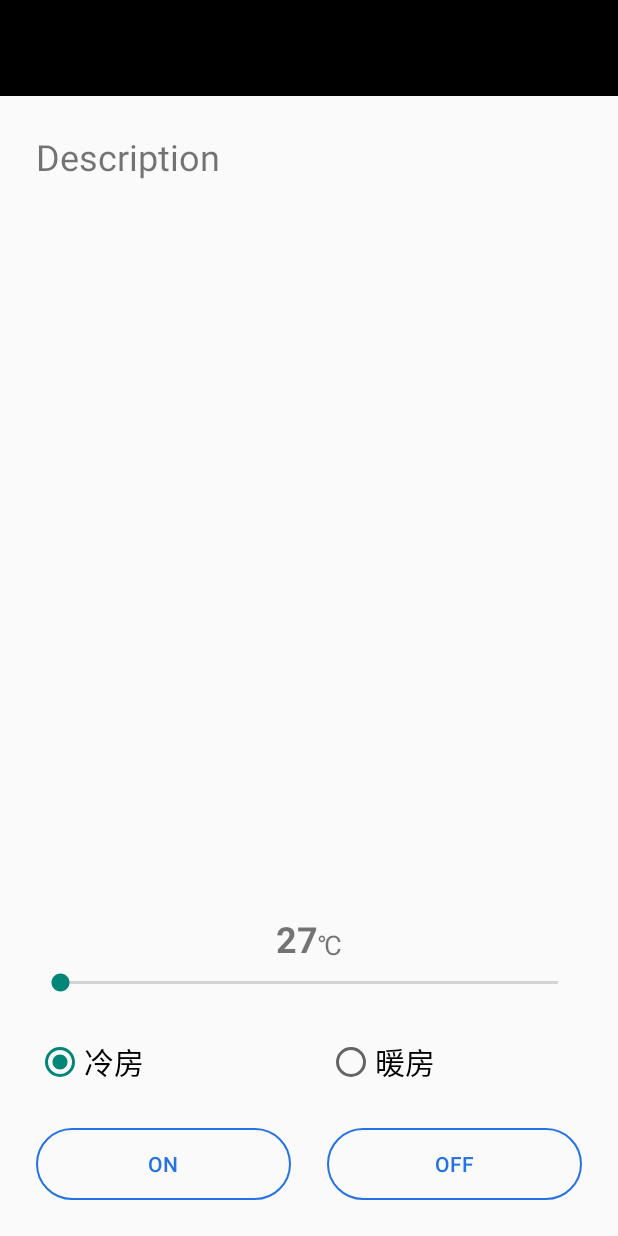
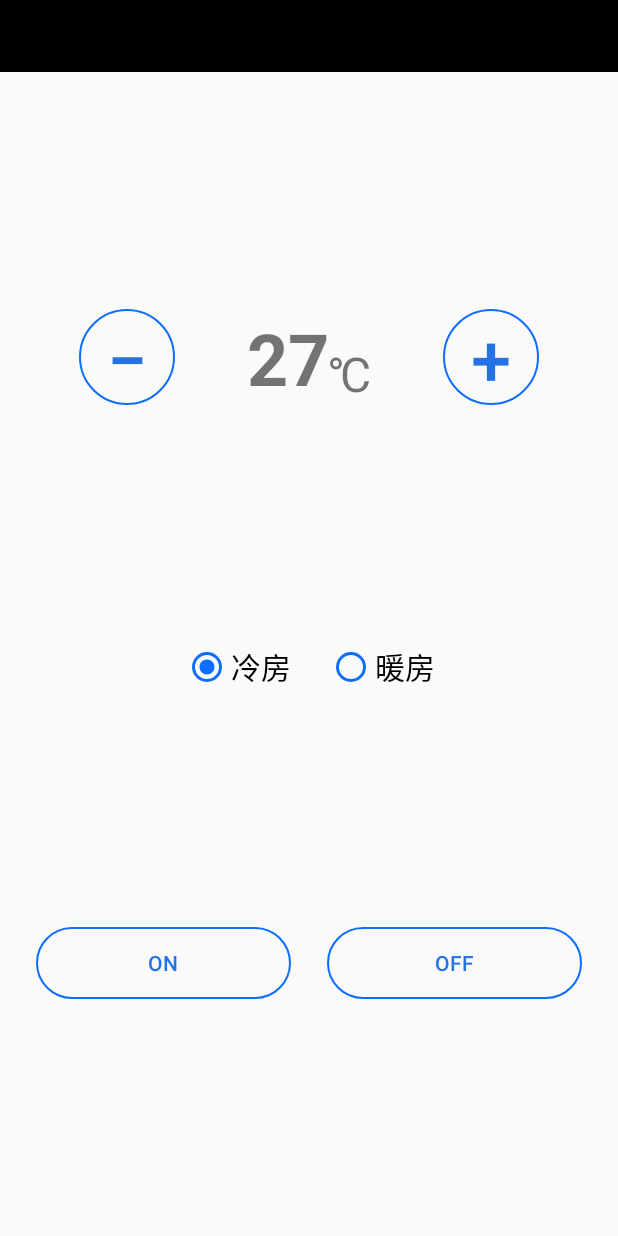
Before and after one commit to TatsukiIshijima/Photom, an Android app: the layout dialog_fragment_air_conditioner_control.xml on its own in the app's theme, with its tools: preview values and no code run, on a phone screen of 412 x 824 dp. Run offline under Robolectric (Android 15) with nearby library versions, the phone set to English and light mode, and no system bars.

Commit message:
fix custom dialog fragment layout

```diff
--- a/feature/devicecontrol/src/main/java/com/tatsuki/feature/devicecontrol/DeviceControlFragment.kt
+++ b/feature/devicecontrol/src/main/java/com/tatsuki/feature/devicecontrol/DeviceControlFragment.kt
@@ -100,8 +100,8 @@ class DeviceControlFragment : Fragment() {
                 val items = it.map { entity ->
                     DeviceItem(entity, object : DeviceItem.OnDeviceItemClickedListener {
                         override fun onItemClicked(item: DeviceEntity) {
-                            item.type?.let {
-                                showControlDialog(it)
+                            item.type?.let { type ->
+                                showControlDialog(type)
                             }
                         }
                     })
--- a/feature/devicecontrol/src/main/res/drawable/btn_round_border.xml
+++ b/feature/devicecontrol/src/main/res/drawable/btn_round_border_24.xml
@@ -3,24 +3,24 @@
     <item android:state_enabled="false">
         <shape android:shape="rectangle">
             <corners android:radius="24dp" />
-            <solid android:color="#B5B5B5" />
+            <solid android:color="@color/device_item_title_background_color" />
         </shape>
     </item>
     <item android:state_pressed="true">
         <shape android:shape="rectangle">
             <corners android:radius="24dp" />
-            <solid android:width="1dp" android:color="#2572E5" />
+            <solid android:width="1dp" android:color="@color/device_item_control_button_color" />
         </shape>
     </item>
     <item android:state_focused="true">
         <shape android:shape="rectangle">
             <corners android:radius="24dp" />
-            <solid android:width="1dp" android:color="#2572E5" />
+            <solid android:width="1dp" android:color="@color/device_item_control_button_color" />
         </shape>
     </item>
     <item>
         <shape android:shape="rectangle">
-            <stroke android:width="1dp" android:color="#2572E5" />
+            <stroke android:width="1dp" android:color="@color/device_item_control_button_color" />
             <corners android:radius="24dp" />
         </shape>
     </item>
--- /dev/null
+++ b/feature/devicecontrol/src/main/res/drawable/btn_round_border_48.xml
@@ -0,0 +1,27 @@
+<?xml version="1.0" encoding="utf-8"?>
+<selector xmlns:android="http://schemas.android.com/apk/res/android">
+    <item android:state_enabled="false">
+        <shape android:shape="rectangle">
+            <corners android:radius="48dp" />
+            <solid android:color="@color/device_item_title_background_color" />
+        </shape>
+    </item>
+    <item android:state_pressed="true">
+        <shape android:shape="rectangle">
+            <corners android:radius="48dp" />
+            <solid android:width="1dp" android:color="@color/device_item_control_button_color" />
+        </shape>
+    </item>
+    <item android:state_focused="true">
+        <shape android:shape="rectangle">
+            <corners android:radius="48dp" />
+            <solid android:width="1dp" android:color="@color/device_item_control_button_color" />
+        </shape>
+    </item>
+    <item>
+        <shape android:shape="rectangle">
+            <stroke android:width="1dp" android:color="@color/device_item_control_button_color" />
+            <corners android:radius="48dp" />
+        </shape>
+    </item>
+</selector>
--- a/feature/devicecontrol/src/main/res/layout/dialog_fragment_air_conditioner_control.xml
+++ b/feature/devicecontrol/src/main/res/layout/dialog_fragment_air_conditioner_control.xml
@@ -15,30 +15,19 @@
         app:layout_constraintEnd_toEndOf="parent" />
 
     <TextView
-        android:id="@+id/air_conditioner_control_description"
-        android:layout_width="0dp"
-        android:layout_height="0dp"
-        android:layout_marginVertical="24dp"
-        android:layout_marginHorizontal="24dp"
-        android:textSize="24sp"
-        app:layout_constraintTop_toBottomOf="@+id/air_conditioner_control_header"
-        app:layout_constraintBottom_toTopOf="@+id/air_conditioner_control_temperature_value_text"
-        app:layout_constraintStart_toStartOf="parent"
-        app:layout_constraintEnd_toEndOf="parent"
-        tools:text="Description" />
-
-    <TextView
         android:id="@+id/air_conditioner_control_temperature_value_text"
         android:layout_width="wrap_content"
         android:layout_height="wrap_content"
-        android:layout_marginBottom="4dp"
-        android:textSize="24sp"
+        android:layout_marginTop="24dp"
+        android:layout_marginBottom="24dp"
+        android:text="27"
+        android:textSize="48sp"
         android:textStyle="bold"
         app:layout_constraintHorizontal_chainStyle="packed"
         app:layout_constraintStart_toStartOf="parent"
         app:layout_constraintEnd_toStartOf="@+id/air_conditioner_control_temperature_unit_text"
-        app:layout_constraintTop_toBottomOf="@+id/air_conditioner_control_description"
-        app:layout_constraintBottom_toTopOf="@+id/air_conditioner_control_temperature_seekbar"
+        app:layout_constraintTop_toBottomOf="@+id/air_conditioner_control_header"
+        app:layout_constraintBottom_toTopOf="@+id/air_conditioner_control_radio_group"
         tools:text="27" />
 
     <TextView
@@ -46,34 +35,47 @@
         android:layout_width="wrap_content"
         android:layout_height="wrap_content"
         android:text="@string/device_item_header_temperature_unit"
-        android:textSize="18sp"
+        android:textSize="32sp"
         app:layout_constraintEnd_toEndOf="parent"
         app:layout_constraintStart_toEndOf="@+id/air_conditioner_control_temperature_value_text"
         app:layout_constraintBottom_toBottomOf="@+id/air_conditioner_control_temperature_value_text" />
 
-    <SeekBar
-        android:id="@+id/air_conditioner_control_temperature_seekbar"
-        android:layout_width="0dp"
-        android:layout_height="wrap_content"
-        android:max="30"
-        android:min="10"
-        android:layout_marginBottom="24dp"
-        android:layout_marginHorizontal="24dp"
-        app:layout_constraintTop_toBottomOf="@+id/air_conditioner_control_temperature_unit_text"
-        app:layout_constraintBottom_toTopOf="@+id/air_conditioner_control_radio_group"
-        app:layout_constraintStart_toStartOf="parent"
-        app:layout_constraintEnd_toEndOf="parent" />
+    <Button
+        android:id="@+id/air_conditioner_control_temperature_down_button"
+        android:layout_width="64dp"
+        android:layout_height="64dp"
+        android:layout_marginEnd="48dp"
+        android:text="@string/air_conditioner_minus_button"
+        android:textSize="48sp"
+        android:textColor="@drawable/btn_stroke_text_color"
+        android:background="@drawable/btn_round_border_48"
+        app:layout_constraintTop_toTopOf="@+id/air_conditioner_control_temperature_value_text"
+        app:layout_constraintBottom_toBottomOf="@+id/air_conditioner_control_temperature_value_text"
+        app:layout_constraintEnd_toStartOf="@+id/air_conditioner_control_temperature_value_text" />
+
+    <Button
+        android:id="@+id/air_conditioner_control_temperature_up_button"
+        android:layout_width="64dp"
+        android:layout_height="64dp"
+        android:layout_marginStart="48dp"
+        android:text="@string/air_conditioner_plus_button"
+        android:textSize="48sp"
+        android:textColor="@drawable/btn_stroke_text_color"
+        android:background="@drawable/btn_round_border_48"
+        app:layout_constraintTop_toTopOf="@+id/air_conditioner_control_temperature_value_text"
+        app:layout_constraintBottom_toBottomOf="@+id/air_conditioner_control_temperature_value_text"
+        app:layout_constraintStart_toEndOf="@+id/air_conditioner_control_temperature_unit_text" />
 
     <RadioGroup
         android:id="@+id/air_conditioner_control_radio_group"
-        android:layout_width="match_parent"
+        android:layout_width="wrap_content"
         android:layout_height="wrap_content"
         android:layout_marginHorizontal="24dp"
         android:layout_marginBottom="24dp"
         android:orientation="horizontal"
         app:layout_constraintStart_toStartOf="parent"
         app:layout_constraintEnd_toEndOf="parent"
-        app:layout_constraintTop_toBottomOf="@+id/air_conditioner_control_temperature_seekbar"
+        app:layout_constraintTop_toBottomOf="@+id/air_conditioner_control_temperature_value_text"
         app:layout_constraintBottom_toTopOf="@+id/power_control_buttons">
 
         <RadioButton
@@ -84,7 +86,8 @@
             android:layout_marginEnd="12dp"
             android:text="@string/air_conditioner_cool"
             android:textSize="20sp"
-            android:checked="true" />
+            android:checked="true"
+            android:buttonTint="@color/device_item_control_button_color" />
 
         <RadioButton
             android:id="@+id/air_conditioner_control_heat_button"
@@ -93,7 +96,8 @@
             android:layout_weight="0.5"
             android:layout_marginStart="12dp"
             android:text="@string/air_conditioner_heat"
-            android:textSize="20sp" />
+            android:textSize="20sp"
+            android:buttonTint="@color/device_item_control_button_color" />
     </RadioGroup>
 
     <include
@@ -105,6 +109,7 @@
         android:layout_marginBottom="24dp"
         app:layout_constraintStart_toStartOf="parent"
         app:layout_constraintEnd_toEndOf="parent"
+        app:layout_constraintTop_toBottomOf="@+id/air_conditioner_control_radio_group"
         app:layout_constraintBottom_toBottomOf="parent" />
 
 </androidx.constraintlayout.widget.ConstraintLayout>
--- a/feature/devicecontrol/src/main/res/layout/layout_dialog_header.xml
+++ b/feature/devicecontrol/src/main/res/layout/layout_dialog_header.xml
@@ -8,7 +8,7 @@
     <FrameLayout
         android:id="@+id/header_frame_layout"
         android:layout_width="0dp"
-        android:layout_height="64dp"
+        android:layout_height="48dp"
         android:background="@android:color/black"
         app:layout_constraintStart_toStartOf="parent"
         app:layout_constraintEnd_toEndOf="parent"
@@ -19,7 +19,7 @@
         android:layout_width="wrap_content"
         android:layout_height="wrap_content"
         android:layout_marginStart="16dp"
-        android:textSize="28sp"
+        android:textSize="24sp"
         android:textStyle="bold"
         android:textColor="@android:color/white"
         app:layout_constraintStart_toStartOf="parent"
--- a/feature/devicecontrol/src/main/res/layout/layout_power_on_off_button.xml
+++ b/feature/devicecontrol/src/main/res/layout/layout_power_on_off_button.xml
@@ -10,7 +10,7 @@
         android:layout_width="0dp"
         android:layout_height="wrap_content"
         android:layout_marginEnd="12dp"
-        android:background="@drawable/btn_round_border"
+        android:background="@drawable/btn_round_border_24"
         android:textColor="@drawable/btn_stroke_text_color"
         android:text="@string/power_control_on_button"
         app:layout_constraintTop_toTopOf="parent"
@@ -23,7 +23,7 @@
         android:layout_width="0dp"
         android:layout_height="wrap_content"
         android:layout_marginStart="12dp"
-        android:background="@drawable/btn_round_border"
+        android:background="@drawable/btn_round_border_24"
         android:textColor="@drawable/btn_stroke_text_color"
         android:text="@string/power_control_off_button"
         app:layout_constraintTop_toTopOf="parent"
--- a/feature/devicecontrol/src/main/res/values/strings.xml
+++ b/feature/devicecontrol/src/main/res/values/strings.xml
@@ -15,4 +15,6 @@
     <string name="power_control_off_button">Off</string>
     <string name="air_conditioner_cool">冷房</string>
     <string name="air_conditioner_heat">暖房</string>
+    <string name="air_conditioner_plus_button">+</string>
+    <string name="air_conditioner_minus_button">−</string>
 </resources>
```
Also changed, not shown: feature/devicecontrol/src/main/java/com/tatsuki/feature/devicecontrol/AirConditionerControlDialogFragment.kt (+17 -1 lines), feature/devicecontrol/src/main/java/com/tatsuki/feature/devicecontrol/PowerControlDialogFragment.kt (+17 -1 lines), feature/devicecontrol/src/main/res/layout/dialog_fragment_power_control.xml (+3 -18 lines).
